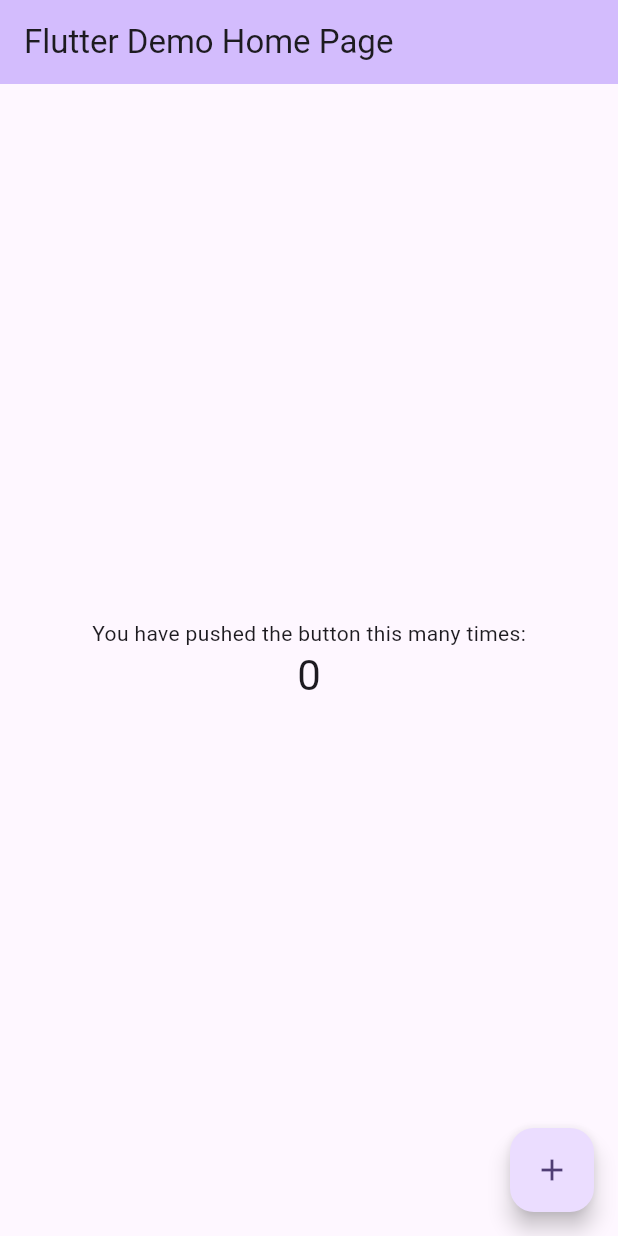
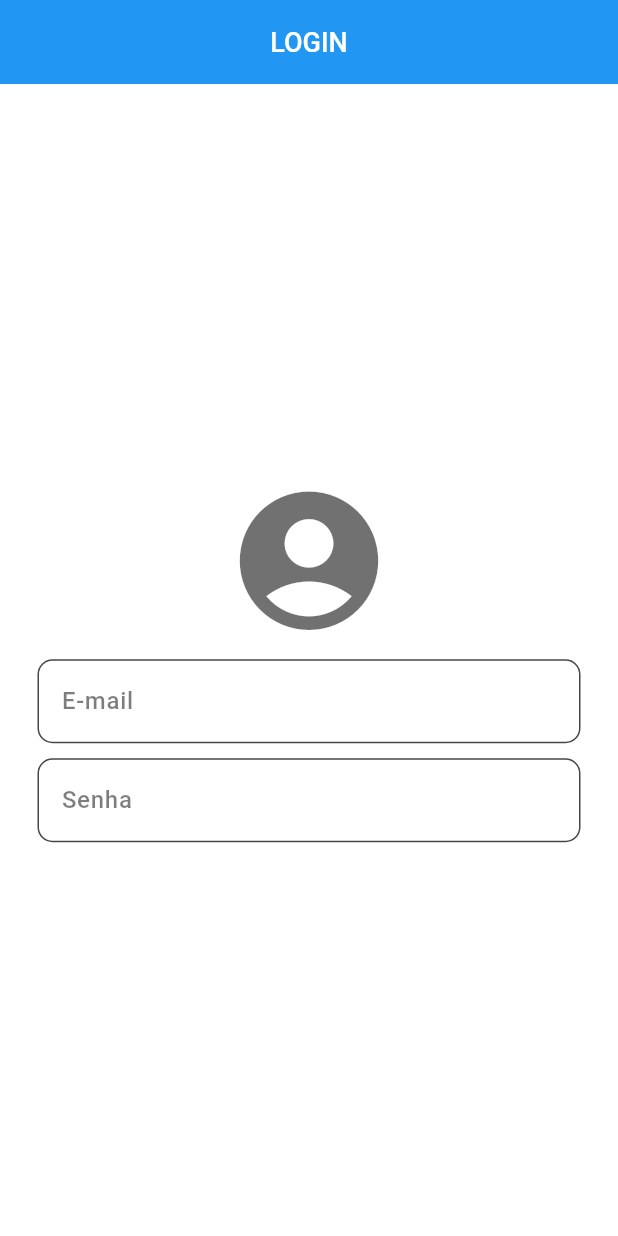
Before and after one commit to Pedro-phaf/primeiro_app, a Flutter app: the screen it shows after launch, on a phone screen of 412 x 824 dp. Run offline on Flutter 3.47's test engine with Material 3 defaults, Android fonts, the phone set to English and light mode, and no system bars.

Commit message:
Criação da tela de login
Configurando ambiente e iniciando a tela de login

```diff
--- a/lib/main.dart
+++ b/lib/main.dart
@@ -1,125 +1,94 @@
 import 'package:flutter/material.dart';
 
 void main() {
-  runApp(const MyApp());
+  runApp(
+    const MaterialApp(
+      debugShowCheckedModeBanner: false,
+      home: Login(),
+    ),
+  );
 }
 
-class MyApp extends StatelessWidget {
-  const MyApp({super.key});
+class Login extends StatefulWidget {
+  const Login({super.key});
 
-  // This widget is the root of your application.
+  @override
+  State<Login> createState() => _LoginState();
+}
+
+class _LoginState extends State<Login> {
   @override
   Widget build(BuildContext context) {
-    return MaterialApp(
-      title: 'Flutter Demo',
-      theme: ThemeData(
-        // This is the theme of your application.
-        //
-        // TRY THIS: Try running your application with "flutter run". You'll see
-        // the application has a purple toolbar. Then, without quitting the app,
-        // try changing the seedColor in the colorScheme below to Colors.green
-        // and then invoke "hot reload" (save your changes or press the "hot
-        // reload" button in a Flutter-supported IDE, or press "r" if you used
-        // the command line to start the app).
-        //
-        // Notice that the counter didn't reset back to zero; the application
-        // state is not lost during the reload. To reset the state, use hot
-        // restart instead.
-        //
-        // This works for code too, not just values: Most code changes can be
-        // tested with just a hot reload.
-        colorScheme: ColorScheme.fromSeed(seedColor: Colors.deepPurple),
-        useMaterial3: true,
+    return Scaffold(
+      backgroundColor: const Color.fromARGB(255, 255, 255, 255),
+      appBar: AppBar(
+        centerTitle: true,
+        backgroundColor: Colors.blue,
+        title: const Text(
+          "LOGIN",
+          style: TextStyle(
+              color: Color.fromARGB(255, 255, 255, 255),
+              fontSize: 18,
+              fontWeight: FontWeight.w500),
         ),
-      home: const MyHomePage(title: 'Flutter Demo Home Page'),
-    );
-  }
-}
-
-class MyHomePage extends StatefulWidget {
-  const MyHomePage({super.key, required this.title});
-
-  // This widget is the home page of your application. It is stateful, meaning
-  // that it has a State object (defined below) that contains fields that affect
-  // how it looks.
-
-  // This class is the configuration for the state. It holds the values (in this
-  // case the title) provided by the parent (in this case the App widget) and
-  // used by the build method of the State. Fields in a Widget subclass are
-  // always marked "final".
-
-  final String title;
-
-  @override
-  State<MyHomePage> createState() => _MyHomePageState();
-}
-
-class _MyHomePageState extends State<MyHomePage> {
-  int _counter = 0;
-
-  void _incrementCounter() {
-    setState(() {
-      // This call to setState tells the Flutter framework that something has
-      // changed in this State, which causes it to rerun the build method below
-      // so that the display can reflect the updated values. If we changed
-      // _counter without calling setState(), then the build method would not be
-      // called again, and so nothing would appear to happen.
-      _counter++;
-    });
-  }
-
-  @override
-  Widget build(BuildContext context) {
-    // This method is rerun every time setState is called, for instance as done
-    // by the _incrementCounter method above.
-    //
-    // The Flutter framework has been optimized to make rerunning build methods
-    // fast, so that you can just rebuild anything that needs updating rather
-    // than having to individually change instances of widgets.
-    return Scaffold(
-      appBar: AppBar(
-        // TRY THIS: Try changing the color here to a specific color (to
-        // Colors.amber, perhaps?) and trigger a hot reload to see the AppBar
-        // change color while the other colors stay the same.
-        backgroundColor: Theme.of(context).colorScheme.inversePrimary,
-        // Here we take the value from the MyHomePage object that was created by
-        // the App.build method, and use it to set our appbar title.
-        title: Text(widget.title),
       ),
       body: Center(
-        // Center is a layout widget. It takes a single child and positions it
-        // in the middle of the parent.
+        child: SingleChildScrollView(
+          padding: EdgeInsets.fromLTRB(25, 0, 25, 0),
+          child: Form(
             child: Column(
-          // Column is also a layout widget. It takes a list of children and
-          // arranges them vertically. By default, it sizes itself to fit its
-          // children horizontally, and tries to be as tall as its parent.
-          //
-          // Column has various properties to control how it sizes itself and
-          // how it positions its children. Here we use mainAxisAlignment to
-          // center the children vertically; the main axis here is the vertical
-          // axis because Columns are vertical (the cross axis would be
-          // horizontal).
-          //
-          // TRY THIS: Invoke "debug painting" (choose the "Toggle Debug Paint"
-          // action in the IDE, or press "p" in the console), to see the
-          // wireframe for each widget.
-          mainAxisAlignment: MainAxisAlignment.center,
-          children: <Widget>[
-            const Text(
-              'You have pushed the button this many times:',
+              children: [
+                const Icon(
+                  Icons.account_circle_rounded,
+                  color: Color.fromARGB(142, 0, 0, 0),
+                  size: 111,
                 ),
-            Text(
-              '$_counter',
-              style: Theme.of(context).textTheme.headlineMedium,
+                SizedBox(height: 10,),
+                TextFormField(
+                  decoration: InputDecoration(
+                      hintText: "E-mail",
+                      fillColor: Colors.white,
+                      filled: true,
+                      hintStyle: const TextStyle(
+                        color: Color.fromARGB(130, 0, 0, 0),
+                        fontWeight: FontWeight.w500,
+                        fontSize: 16,
+                      ),
+                      border: OutlineInputBorder(
+                        borderRadius: BorderRadius.circular(10),
+                      )),
+                  style: const TextStyle(
+                    color: Color.fromARGB(234, 0, 0, 0),
+                    fontWeight: FontWeight.w500,
+                    fontSize: 16,
+                  ),
+                ),
+SizedBox(height: 10,),
+                TextFormField(
+                  decoration: InputDecoration(
+                      hintText: "Senha",
+                      fillColor: Colors.white,
+                      filled: true,
+                      hintStyle: const TextStyle(
+                        color: Color.fromARGB(130, 0, 0, 0),
+                        fontWeight: FontWeight.w500,
+                        fontSize: 16,
+                      ),
+                      border: OutlineInputBorder(
+                        borderRadius: BorderRadius.circular(10),
+                      )),
+                  style: const TextStyle(
+                    color: Color.fromARGB(234, 0, 0, 0),
+                    fontWeight: FontWeight.w500,
+                    fontSize: 16,
+                  ),
+                  obscureText: true,
                 ),
               ],
             ),
           ),
-      floatingActionButton: FloatingActionButton(
-        onPressed: _incrementCounter,
-        tooltip: 'Increment',
-        child: const Icon(Icons.add),
-      ), // This trailing comma makes auto-formatting nicer for build methods.
+        ),
+      ),
     );
   }
 }
```
Also changed, not shown: 1 other file. Lines whose indentation alone changed are shown as unchanged.
